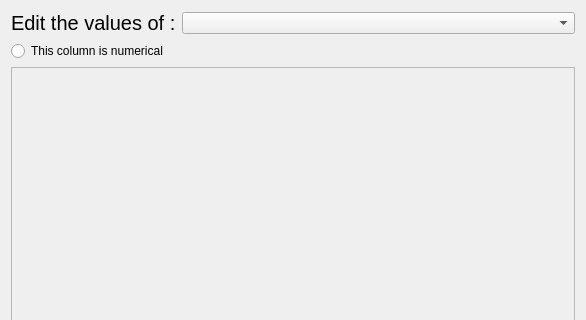
Before: the Qt Designer form batch_dialog.ui in WilsonImmunologyLab/VGenes, drawn with Qt 5; both pictures show x 0 to 586 and y 0 to 320 of the 586 by 672 pixel window.
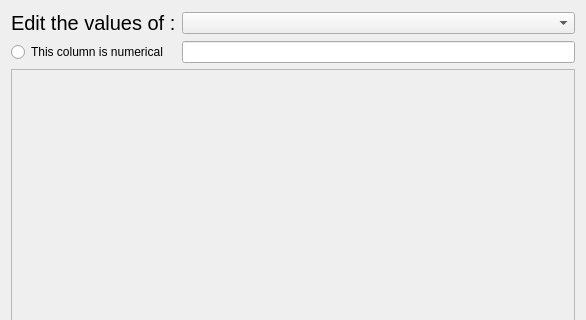
After: the same form once the commit is applied.

Commit message: updates for batch edit (numbers)

What changed in the file:
```diff
--- a/batch_dialog.ui
+++ b/batch_dialog.ui
@@ -29,13 +29,6 @@
    <item row="1" column="0" colspan="4">
     <layout class="QGridLayout" name="gridLayoutFig"/>
    </item>
-   <item row="2" column="0" colspan="2">
-    <widget class="QRadioButton" name="radioButton">
-     <property name="text">
-      <string>This column is numerical</string>
-     </property>
-    </widget>
-   </item>
    <item row="3" column="0" colspan="4">
     <widget class="QScrollArea" name="scrollArea">
      <property name="widgetResizable">
@@ -47,7 +40,7 @@
         <x>0</x>
         <y>0</y>
         <width>560</width>
-        <height>537</height>
+        <height>530</height>
        </rect>
       </property>
       <layout class="QGridLayout" name="gridLayout_3">
@@ -62,7 +55,7 @@
          <property name="sizeHint" stdset="0">
           <size>
            <width>20</width>
-           <height>486</height>
+           <height>479</height>
           </size>
          </property>
         </spacer>
@@ -119,6 +112,16 @@
    <item row="0" column="1" colspan="3">
     <widget class="QComboBox" name="comboBox"/>
    </item>
+   <item row="2" column="0">
+    <widget class="QRadioButton" name="radioButton">
+     <property name="text">
+      <string>This column is numerical</string>
+     </property>
+    </widget>
+   </item>
+   <item row="2" column="1" colspan="3">
+    <widget class="QLineEdit" name="LineEditCutoff"/>
+   </item>
   </layout>
  </widget>
  <resources/>
```
The commit also changes 6 other files.
